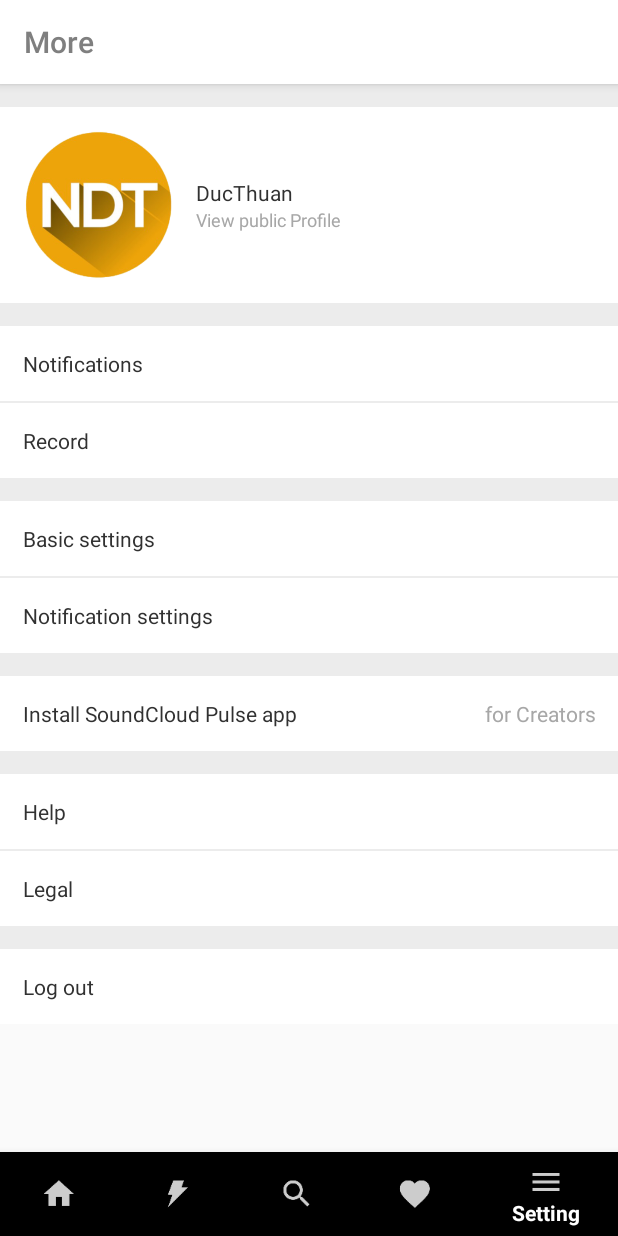
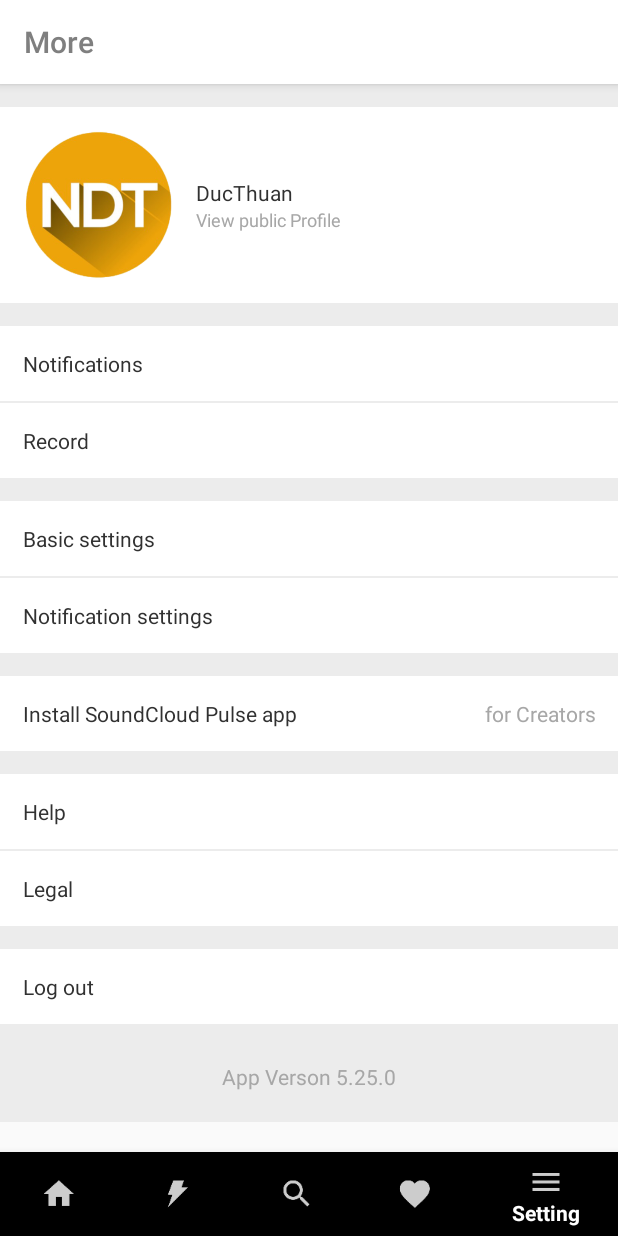
Before and after one commit to CLPTH-217LTDD01/SoundCloud, an Android app: the screen it shows after launch (MainActivity), item 5 of the bottom bar chosen, on a phone screen of 412 x 824 dp. Run offline under Robolectric (Android 15) with nearby library versions, the phone set to English and light mode, and no system bars.

Commit message:
changer layout
changer layout

```diff
--- a/app/src/main/AndroidManifest.xml
+++ b/app/src/main/AndroidManifest.xml
@@ -12,7 +12,6 @@
         <activity android:name=".MainActivity">
             <intent-filter>
                 <action android:name="android.intent.action.MAIN" />
-
                 <category android:name="android.intent.category.LAUNCHER" />
             </intent-filter>
         </activity>
--- a/app/src/main/res/layout/fragment_setting.xml
+++ b/app/src/main/res/layout/fragment_setting.xml
@@ -185,8 +185,20 @@
                     android:text="Log out"
                     android:textColor="@color/colorPrimaryText" />
             </LinearLayout>
+            <LinearLayout
+                android:layout_width="match_parent"
+                android:layout_height="40dp"
+                android:layout_marginTop="25dp"
+                android:orientation="vertical">
+
+                <TextView
+                    android:id="@+id/tvAppVerson"
+                    android:layout_width="wrap_content"
+                    android:layout_height="wrap_content"
+                    android:layout_gravity="center"
+                    android:text="App Verson 5.25.0"
+                    android:textColor="#a7a7a7" />
+            </LinearLayout>
         </LinearLayout>
     </ScrollView>
-
-
 </RelativeLayout>
```
